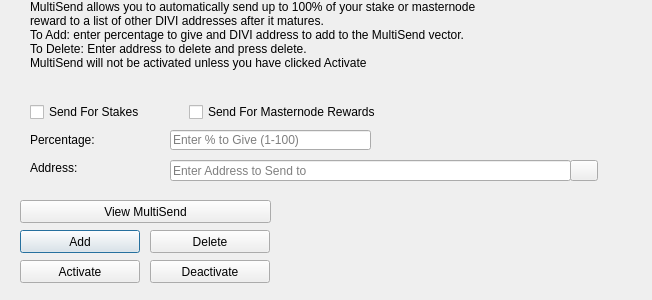
First picture: the form in Astra/src/qt/forms/multisenddialog.ui, repository KingricharVD/Astra-Coin, before the edit.
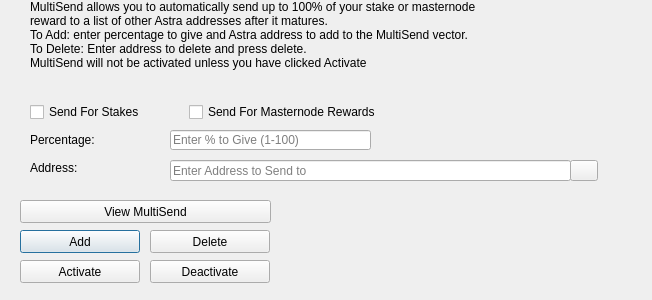
Second picture: the form after the edit. Icons and pictures are not drawn.

Diff of the .ui file:
```diff
--- a/Astra/src/qt/forms/multisenddialog.ui
+++ b/Astra/src/qt/forms/multisenddialog.ui
@@ -61,8 +61,8 @@
     <number>1</number>
    </property>
    <property name="text">
-    <string>MultiSend allows you to automatically send up to 100% of your stake or masternode reward to a list of other DIVI addresses after it matures.
-To Add: enter percentage to give and DIVI address to add to the MultiSend vector.
+    <string>MultiSend allows you to automatically send up to 100% of your stake or masternode reward to a list of other Astra addresses after it matures.
+To Add: enter percentage to give and Astra address to add to the MultiSend vector.
 To Delete: Enter address to delete and press delete.
 MultiSend will not be activated unless you have clicked Activate</string>
    </property>
```
Left out of the diff: 4 changed lines with no effect on the pictures.
